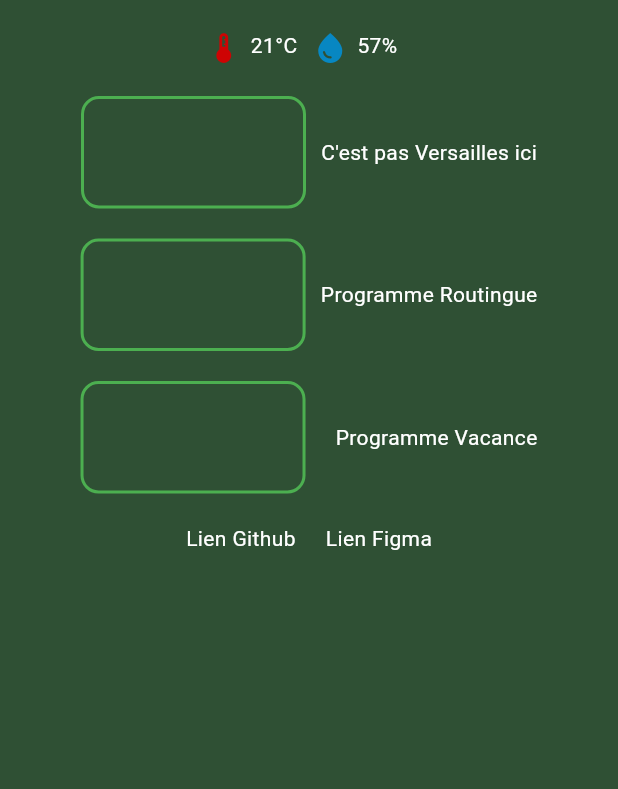
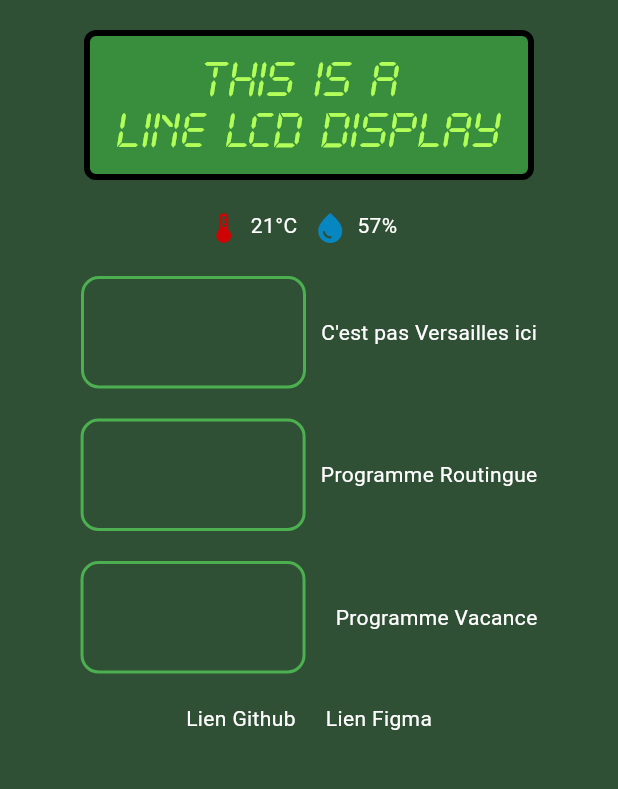
Before and after one commit to QuentinKevin/IOT-Application-Flutter, a Flutter app: the screen it shows after launch, on a phone screen of 412 x 824 dp, the part 81-870 px from its top. Run offline on Flutter 3.47's test engine with Material 3 defaults, Android fonts, the phone set to English and light mode, and no system bars.

Commit message:
Ajout LCD

```diff
--- a/iotapp/lib/main.dart
+++ b/iotapp/lib/main.dart
@@ -56,6 +56,48 @@ class _MyHomePageState extends State<MyHomePage> {
             ),
           ),
           const SizedBox(height: 20),
+
+          // Écran LCD
+          Center(
+            child: Container(
+              width: 300,
+              height: 100,
+              decoration: BoxDecoration(
+                color: Colors.green[700], // Fond vert sombre
+                border: Border.all(
+                  color: Colors.black, // Bordure noire épaisse
+                  width: 4,
+                ),
+                borderRadius: BorderRadius.circular(8),
+              ),
+              child: const Center(
+                child: Column(
+                  mainAxisAlignment: MainAxisAlignment.center,
+                  children: [
+                    Text(
+                      "This is a ",
+                      style: TextStyle(
+                    fontFamily: 'cf-lcd-521',
+                    fontSize: 24,
+                    color: Colors.lightGreenAccent,
+                  ),
+                    ),
+                    Text(
+                      "line LCD Display",
+                      style: TextStyle(
+                    fontFamily: 'cf-lcd-521',
+                    fontSize: 24,
+                    color: Colors.lightGreenAccent,
+                  ),
+                    ),
+                  ],
+                ),
+              ),
+            ),
+          ),
+          const SizedBox(height: 20),
+
+          // Widgets température et humidité
           const Row(
             mainAxisAlignment: MainAxisAlignment.center,
             children: <Widget>[
@@ -70,6 +112,8 @@ class _MyHomePageState extends State<MyHomePage> {
             ],
           ),
           const SizedBox(height: 20),
+
+          // Boutons et leurs textes associés
           Center(
             child: Column(
               mainAxisSize: MainAxisSize.min,
@@ -88,7 +132,7 @@ class _MyHomePageState extends State<MyHomePage> {
                     const Text("C'est pas Versailles ici"),
                   ],
                 ),
-                const SizedBox(height: 20), // Espacement entre les lignes
+                const SizedBox(height: 20),
                 Row(
                   mainAxisSize: MainAxisSize.min,
                   children: [
@@ -123,6 +167,8 @@ class _MyHomePageState extends State<MyHomePage> {
           ),
 
           const SizedBox(height: 20),
+
+          // Liens GitHub et Figma
           const Row(
             mainAxisAlignment: MainAxisAlignment.center,
             children: <Widget>[
--- a/iotapp/pubspec.yaml
+++ b/iotapp/pubspec.yaml
@@ -31,7 +31,6 @@ dependencies:
   flutter:
     sdk: flutter
 
-
   # The following adds the Cupertino Icons font to your application.
   # Use with the CupertinoIcons class for iOS style icons.
   cupertino_icons: ^1.0.8
@@ -53,7 +52,10 @@ dev_dependencies:
 
 # The following section is specific to Flutter packages.
 flutter:
-
+  fonts:
+    - family: cf-lcd-521
+      fonts:
+        - asset: assets/fonts/CFLCD-Regular.ttf
   # The following line ensures that the Material Icons font is
   # included with your application, so that you can use the icons in
   # the material Icons class.
```
Also changed, not shown: iotapp/lib/src/widgets/LCDScreenWidget/LCDScreenWidget.dart (added, +60 -0 lines), iotapp/assets/fonts/521 SERIES FONT Banner.png (added), iotapp/assets/fonts/CFLCD-Regular.ttf (added).
